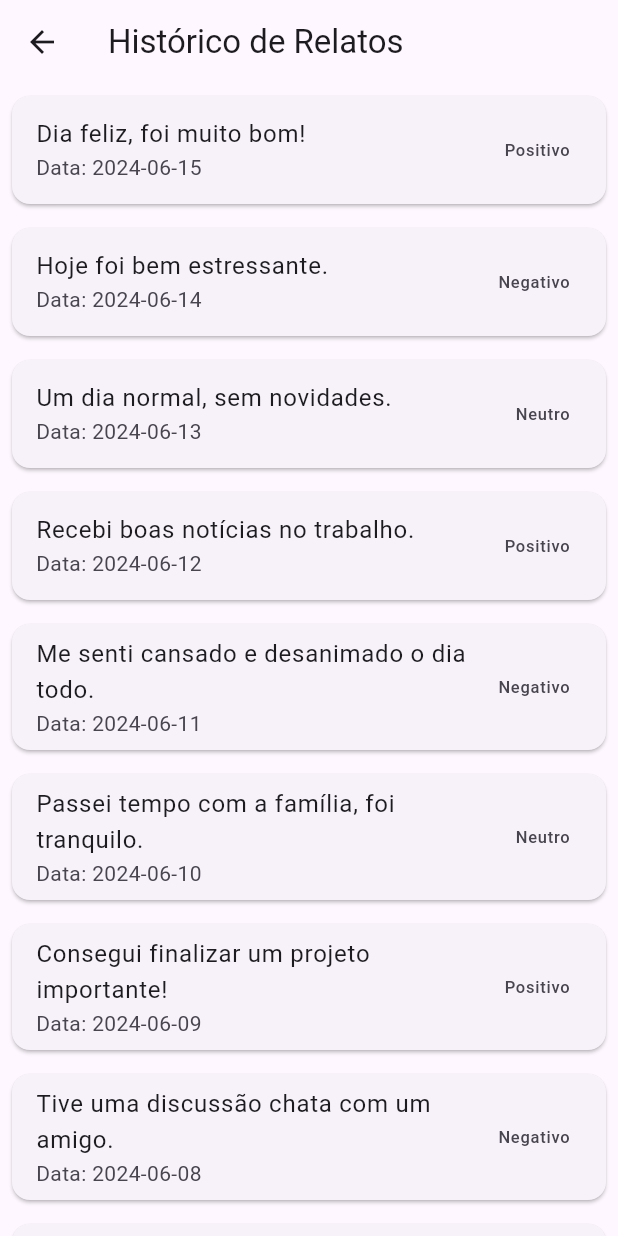
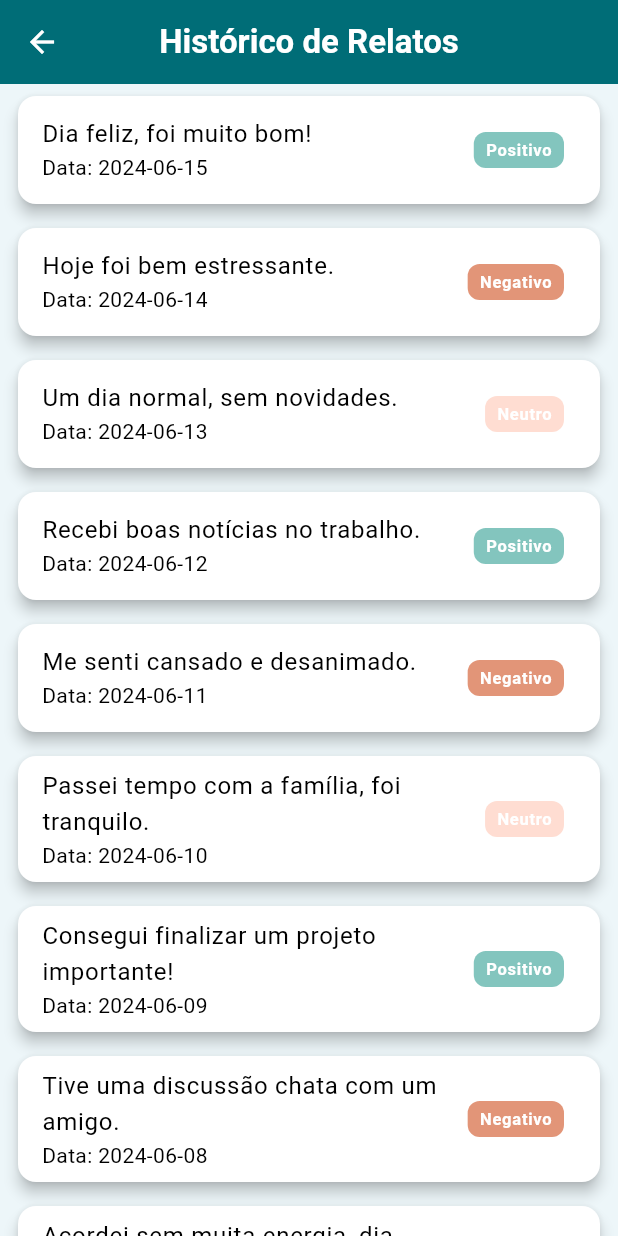
Before and after one commit to BeatrizEmmanuele/ProjetoMobile, a Flutter app: the screen it shows after launch, after a tap on "📜 Histórico", on a phone screen of 412 x 824 dp. Run offline on Flutter 3.47's test engine with Material 3 defaults, Android fonts, the phone set to English and light mode, and no system bars.

Commit message:
New Updates

```diff
--- a/lib/main.dart
+++ b/lib/main.dart
@@ -1,5 +1,6 @@
 import 'package:flutter/material.dart';
 import 'telas/tela_home.dart';
+import 'theme/cores.dart';
 
 void main() {
   runApp(const DiarioEmocionalApp());
@@ -13,7 +14,44 @@ class DiarioEmocionalApp extends StatelessWidget {
     return MaterialApp(
       title: 'Diário Emocional',
       theme: ThemeData(
-        primarySwatch: Colors.purple,
+        colorScheme: ColorScheme.light(
+          primary: AppColors.verdeEscuro,
+          secondary: AppColors.rosinha,
+          surface: AppColors.azulBemClaro,
+        ),
+        scaffoldBackgroundColor: AppColors.azulBemClaro,
+        appBarTheme: const AppBarTheme(
+          backgroundColor: AppColors.verdeEscuro,
+          foregroundColor: Colors.white,
+          centerTitle: true,
+          titleTextStyle: TextStyle(
+            fontSize: 22,
+            fontWeight: FontWeight.bold,
+          ),
+        ),
+        elevatedButtonTheme: ElevatedButtonThemeData(
+          style: ElevatedButton.styleFrom(
+            backgroundColor: AppColors.verdeEscuro,
+            foregroundColor: Colors.white,
+            shape: RoundedRectangleBorder(
+              borderRadius: BorderRadius.circular(12),
+            ),
+            padding: const EdgeInsets.symmetric(horizontal: 24, vertical: 14),
+            textStyle: const TextStyle(
+              fontSize: 16,
+              fontWeight: FontWeight.w600,
+            ),
+          ),
+        ),
+       cardTheme: CardThemeData(
+       color: Colors.white,
+       elevation: 4,
+       margin: const EdgeInsets.symmetric(horizontal: 12, vertical: 8),
+       shape: RoundedRectangleBorder(
+       borderRadius: BorderRadius.circular(12),
+  ),
+),
+
       ),
       home: const TelaHome(),
       debugShowCheckedModeBanner: false,
--- a/lib/telas/tela_historico.dart
+++ b/lib/telas/tela_historico.dart
@@ -1,40 +1,73 @@
 import 'package:flutter/material.dart';
+import '../theme/cores.dart';
 
 class TelaHistorico extends StatelessWidget {
   const TelaHistorico({super.key});
 
   @override
   Widget build(BuildContext context) {
-    // Lista de relatos simulada
     final List<Map<String, String>> relatos = [
       {'data': '2024-06-15', 'texto': 'Dia feliz, foi muito bom!', 'sentimento': 'Positivo'},
       {'data': '2024-06-14', 'texto': 'Hoje foi bem estressante.', 'sentimento': 'Negativo'},
       {'data': '2024-06-13', 'texto': 'Um dia normal, sem novidades.', 'sentimento': 'Neutro'},
       {'data': '2024-06-12', 'texto': 'Recebi boas notícias no trabalho.', 'sentimento': 'Positivo'},
-  {'data': '2024-06-11', 'texto': 'Me senti cansado e desanimado o dia todo.', 'sentimento': 'Negativo'},
+      {'data': '2024-06-11', 'texto': 'Me senti cansado e desanimado.', 'sentimento': 'Negativo'},
       {'data': '2024-06-10', 'texto': 'Passei tempo com a família, foi tranquilo.', 'sentimento': 'Neutro'},
       {'data': '2024-06-09', 'texto': 'Consegui finalizar um projeto importante!', 'sentimento': 'Positivo'},
       {'data': '2024-06-08', 'texto': 'Tive uma discussão chata com um amigo.', 'sentimento': 'Negativo'},
       {'data': '2024-06-07', 'texto': 'Acordei sem muita energia, dia comum.', 'sentimento': 'Neutro'},
       {'data': '2024-06-06', 'texto': 'Fui reconhecido pelo meu esforço.', 'sentimento': 'Positivo'},
-  {'data': '2024-06-05', 'texto': 'Me senti sobrecarregado e estressado.', 'sentimento': 'Negativo'},
     ];
-
 
     return Scaffold(
       appBar: AppBar(
-        title: const Text('Histórico de Relatos'),
+      title: const Text(
+        'Histórico de Relatos',
+        style: TextStyle(color: Colors.white),
       ),
+      backgroundColor: AppColors.verdeEscuro,
+      iconTheme: const IconThemeData(color: Colors.white), // botão de voltar branco
+    ),
+
+
       body: ListView.builder(
         itemCount: relatos.length,
         itemBuilder: (context, index) {
           final relato = relatos[index];
+          Color sentimentoCor;
+
+          switch (relato['sentimento']) {
+            case 'Positivo':
+              sentimentoCor = AppColors.verdeClaro;
+              break;
+            case 'Negativo':
+              sentimentoCor = AppColors.laranja;
+              break;
+            default:
+              sentimentoCor = AppColors.rosinha;
+          }
+
           return Card(
-            margin: const EdgeInsets.all(8),
+            color: Colors.white,
+            margin: const EdgeInsets.symmetric(horizontal: 12, vertical: 8),
+            shape: RoundedRectangleBorder(borderRadius: BorderRadius.circular(12)),
             child: ListTile(
               title: Text(relato['texto']!),
               subtitle: Text('Data: ${relato['data']}'),
-              trailing: Text(relato['sentimento']!),
+              trailing: Container(
+                padding: const EdgeInsets.symmetric(horizontal: 8, vertical: 4),
+                decoration: BoxDecoration(
+                  color: sentimentoCor,
+                  borderRadius: BorderRadius.circular(8),
+                ),
+                child: Text(
+                  relato['sentimento']!,
+                  style: const TextStyle(
+                    color: Colors.white,
+                    fontWeight: FontWeight.bold,
+                  ),
+                ),
+              ),
             ),
           );
         },
--- a/lib/telas/tela_home.dart
+++ b/lib/telas/tela_home.dart
@@ -1,6 +1,7 @@
 import 'package:flutter/material.dart';
 import 'tela_novo_relato.dart';
 import 'tela_historico.dart';
+import '../theme/cores.dart';
 
 class TelaHome extends StatelessWidget {
   const TelaHome({super.key});
@@ -9,14 +10,29 @@ class TelaHome extends StatelessWidget {
   Widget build(BuildContext context) {
     return Scaffold(
       appBar: AppBar(
-        title: const Text('Diário Emocional'),
-        centerTitle: true,
+        title: const Text(
+          'Diário Emocional',
+          style: TextStyle(
+            color: Colors.white,
+            fontSize: 24,
+            fontWeight: FontWeight.bold,
+          ),
+        ),
       ),
       body: Center(
         child: Column(
           mainAxisAlignment: MainAxisAlignment.center,
           children: [
             ElevatedButton(
+              style: ElevatedButton.styleFrom(
+                backgroundColor: AppColors.verdeEscuro,
+                foregroundColor: Colors.white,
+                padding: const EdgeInsets.symmetric(horizontal: 32, vertical: 16),
+                textStyle: const TextStyle(
+                  fontSize: 18,
+                  fontWeight: FontWeight.bold,
+                ),
+              ),
               child: const Text('➕ Novo Relato'),
               onPressed: () {
                 Navigator.push(
@@ -27,6 +43,15 @@ class TelaHome extends StatelessWidget {
             ),
             const SizedBox(height: 20),
             ElevatedButton(
+              style: ElevatedButton.styleFrom(
+                backgroundColor: AppColors.verdeEscuro,
+                foregroundColor: Colors.white,
+                padding: const EdgeInsets.symmetric(horizontal: 32, vertical: 16),
+                textStyle: const TextStyle(
+                  fontSize: 18,
+                  fontWeight: FontWeight.bold,
+                ),
+              ),
               child: const Text('📜 Histórico'),
               onPressed: () {
                 Navigator.push(
--- a/lib/telas/tela_novo_relato.dart
+++ b/lib/telas/tela_novo_relato.dart
@@ -1,4 +1,5 @@
 import 'package:flutter/material.dart';
+import '../theme/cores.dart';
 
 class TelaNovoRelato extends StatefulWidget {
   const TelaNovoRelato({super.key});
@@ -26,8 +27,14 @@ class _TelaNovoRelatoState extends State<TelaNovoRelato> {
   Widget build(BuildContext context) {
     return Scaffold(
       appBar: AppBar(
-        title: const Text('Novo Relato'),
+      title: const Text(
+        'Novo Relato',
+        style: TextStyle(color: Colors.white),
       ),
+      backgroundColor: AppColors.verdeEscuro,
+      iconTheme: const IconThemeData(color: Colors.white), // deixa o botão de voltar branco
+    ),
+
       body: Padding(
         padding: const EdgeInsets.all(16.0),
         child: Column(
--- /dev/null
+++ b/lib/theme/cores.dart
@@ -0,0 +1,9 @@
+import 'package:flutter/material.dart';
+
+class AppColors {
+  static const Color verdeEscuro = Color(0xFF006D77);
+  static const Color verdeClaro = Color(0xFF83C5BE);
+  static const Color azulBemClaro = Color(0xFFEDF6F9);
+  static const Color rosinha = Color(0xFFFFDDD2);
+  static const Color laranja = Color(0xFFE29578);
+}
```
Lines whose indentation alone changed are shown as unchanged.
